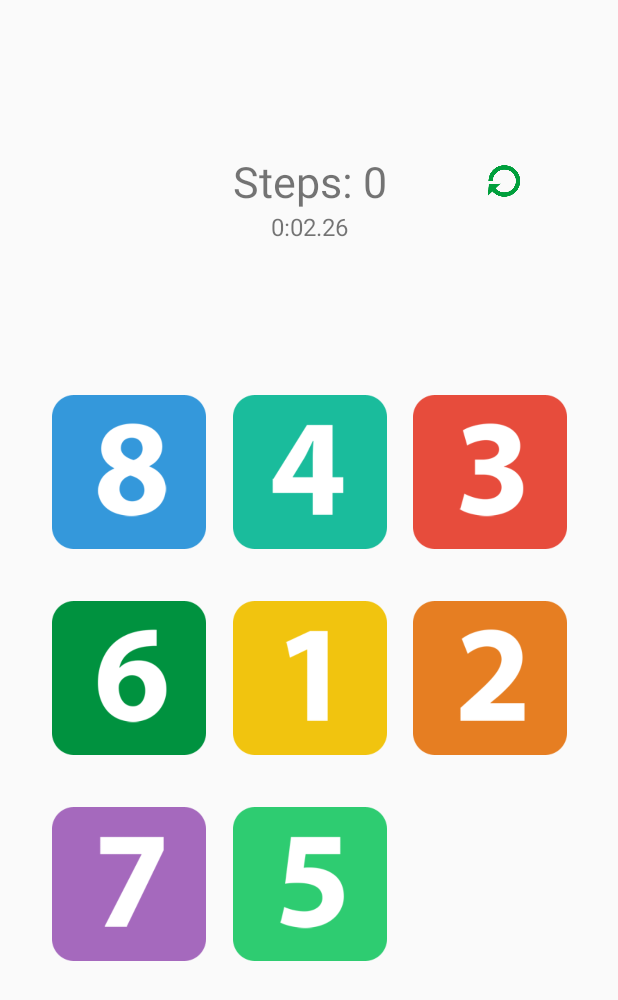
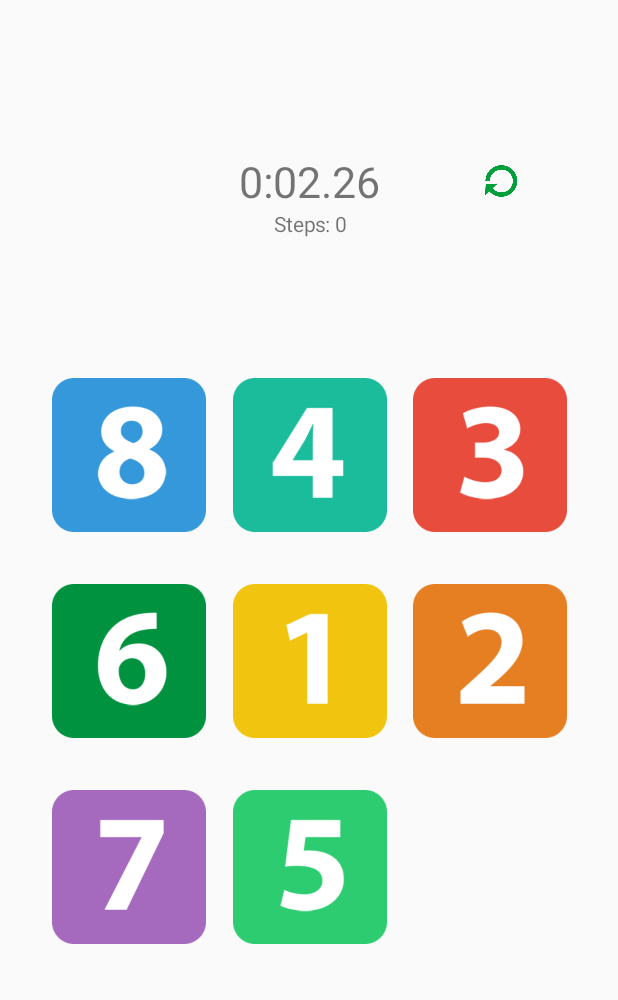
Before and after one commit to caoxulai/Eight, an Android app: the screen it shows after launch (MainActivity), after a tap on "Start Game", on a phone screen of 412 x 824 dp. Shown: the top 1000 px of the screen. Run offline under Robolectric (Android 15) with nearby library versions, the phone set to English and light mode, and no system bars; 1 statement that could not run was skipped.

Commit message:
Relocate components
Swap the positions of time and steps

```diff
--- a/app/src/main/res/layout/fragment_game_v2.xml
+++ b/app/src/main/res/layout/fragment_game_v2.xml
@@ -23,12 +23,11 @@
         app:layout_constraintTop_toTopOf="parent"
         app:layout_constraintVertical_bias="0.5">
 
-
         <TextView
-            android:id="@+id/textSteps"
+            android:id="@+id/timerValue"
             android:layout_width="wrap_content"
             android:layout_height="wrap_content"
-            android:text="@string/steps"
+            android:text="@string/timerVal"
             android:textSize="25sp"
             app:layout_constraintBottom_toBottomOf="parent"
             app:layout_constraintEnd_toEndOf="parent"
@@ -37,15 +36,15 @@
             app:layout_constraintVertical_bias="0.03" />
 
         <TextView
-            android:id="@+id/timerValue"
+            android:id="@+id/textSteps"
             android:layout_width="wrap_content"
             android:layout_height="wrap_content"
-            android:text="@string/timerVal"
-            android:textSize="14sp"
+            android:text="@string/steps"
+            android:textSize="12sp"
             app:layout_constraintBottom_toBottomOf="parent"
             app:layout_constraintEnd_toEndOf="parent"
             app:layout_constraintStart_toStartOf="parent"
-            app:layout_constraintTop_toBottomOf="@+id/textSteps"
+            app:layout_constraintTop_toBottomOf="@+id/timerValue"
             app:layout_constraintVertical_bias="0" />
 
         <ImageView
@@ -55,12 +54,12 @@
             android:layout_alignBottom="@+id/textSteps"
             android:layout_alignLeft="@+id/textSteps"
             android:src="@drawable/restart"
-            app:layout_constraintBottom_toBottomOf="@+id/textSteps"
+            app:layout_constraintBottom_toBottomOf="@+id/timerValue"
             app:layout_constraintDimensionRatio="1:1"
             app:layout_constraintEnd_toEndOf="@+id/numberBoard"
             app:layout_constraintHorizontal_bias="0.682"
-            app:layout_constraintStart_toEndOf="@+id/textSteps"
-            app:layout_constraintTop_toTopOf="@+id/textSteps" />
+            app:layout_constraintStart_toEndOf="@+id/timerValue"
+            app:layout_constraintTop_toTopOf="@+id/timerValue" />
 
 
         <android.support.constraint.ConstraintLayout
```
